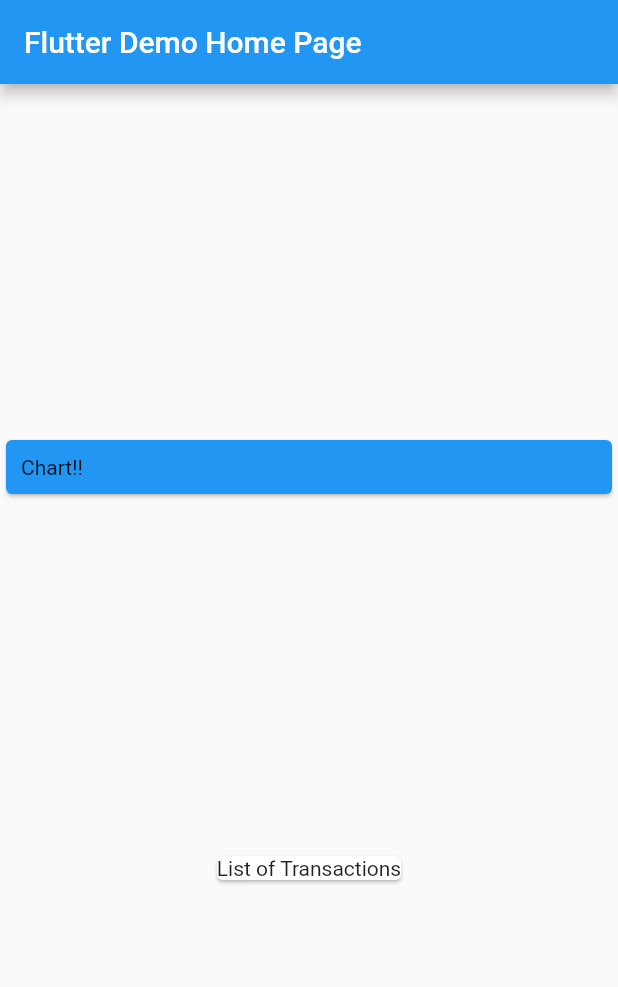
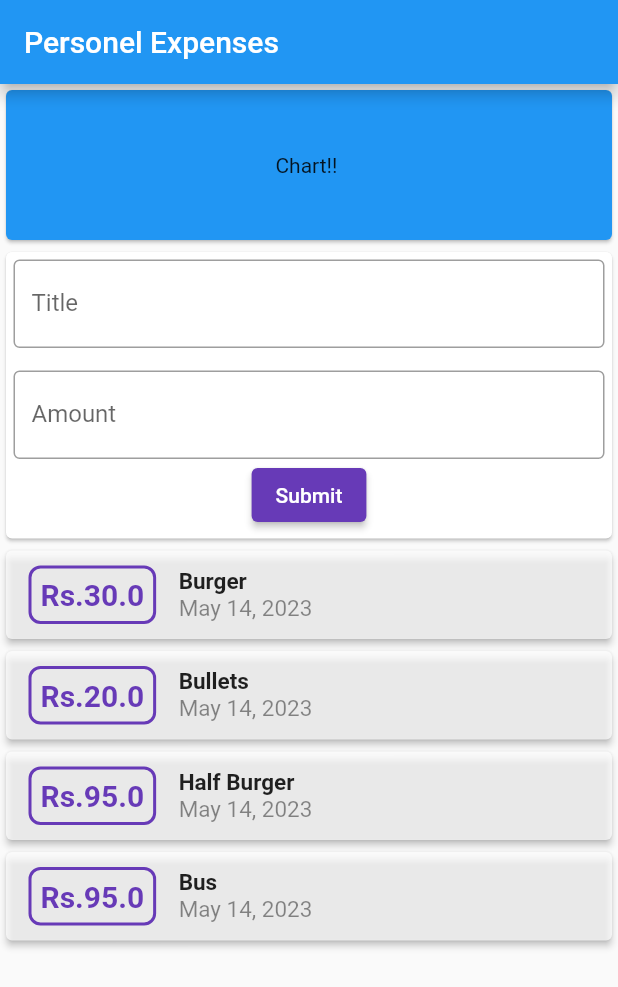
Before and after one commit to Aman0106/Personal_Expensse, a Flutter app: the screen it shows after launch, on a phone screen of 412 x 824 dp. Shown: the top 987 px of the screen. Run offline on Flutter 3.47's test engine with Material 2 defaults, Android fonts, the phone set to English and light mode, and no system bars.

Commit message:
added base modules

```diff
--- a/lib/main.dart
+++ b/lib/main.dart
@@ -1,4 +1,6 @@
 import 'package:flutter/material.dart';
+
+import './widgets/user_transaction.dart';
 
 void main() {
   runApp(const MyApp());
@@ -15,43 +17,43 @@ class MyApp extends StatelessWidget {
       theme: ThemeData(
         primarySwatch: Colors.blue,
       ),
-      home: const MyHomePage(title: 'Flutter Demo Home Page'),
+      home: MyHomePage(),
     );
   }
 }
 
-class MyHomePage extends StatefulWidget {
-  const MyHomePage({super.key, required this.title});
+class MyHomePage extends StatelessWidget {
+  MyHomePage({super.key});
 
-  final String title;
+  // final String title;
 
-  @override
-  State<MyHomePage> createState() => _MyHomePageState();
-}
+  final titleController = TextEditingController();
+  final amountController = TextEditingController();
 
-class _MyHomePageState extends State<MyHomePage> {
   @override
   Widget build(BuildContext context) {
     return Scaffold(
       appBar: AppBar(
-        title: Text(widget.title),
+        title: const Text("Personel Expenses"),
       ),
-      body: Column(
-        mainAxisAlignment: MainAxisAlignment.spaceEvenly,
+      body: SingleChildScrollView(
+        child: Column(
+          mainAxisAlignment: MainAxisAlignment.start,
           crossAxisAlignment: CrossAxisAlignment.center,
           children: [
             Card(
               color: Colors.blue,
               child: Container(
-              padding: EdgeInsets.all(10),
+                padding: const EdgeInsets.all(10),
                 width: double.infinity,
-              child: Text("Chart!! "),
+                height: 100,
+                alignment: Alignment.center,
+                child: const Text("Chart!! "),
               ),
             ),
-          Card(
-            child: Text("List of Transactions"),
+            UserTransactions(),
+          ],
         ),
-        ],
       ),
     );
   }
--- /dev/null
+++ b/lib/models/transaction.dart
@@ -0,0 +1,13 @@
+class Transaction {
+  String id;
+  String title;
+  double amount;
+  DateTime date;
+
+  Transaction({
+    required this.id,
+    required this.title,
+    required this.amount,
+    required this.date,
+  });
+}
--- /dev/null
+++ b/lib/widgets/new_transaction.dart
@@ -0,0 +1,54 @@
+import 'package:flutter/material.dart';
+
+class NewTransaction extends StatelessWidget {
+  final titleController = TextEditingController();
+  final amountController = TextEditingController();
+
+  final Function _addTransaction;
+
+  NewTransaction(this._addTransaction, {super.key});
+
+  @override
+  Widget build(BuildContext context) {
+    return Card(
+      child: Container(
+        margin: const EdgeInsets.all(5),
+        child: Column(
+          children: [
+            TextField(
+              decoration: const InputDecoration(
+                border: OutlineInputBorder(
+                  borderSide: BorderSide(width: 2),
+                ),
+                labelText: "Title",
+              ),
+              controller: titleController,
+            ),
+            SizedBox(height: 15,),
+            TextField(
+              controller: amountController,
+              decoration: const InputDecoration(
+                border: OutlineInputBorder(
+                  borderSide: BorderSide(width: 2),
+                ),
+                labelText: "Amount",
+              ),
+            ),
+            ElevatedButton(
+              onPressed: () {
+                _addTransaction(
+                  titleController.text,
+                  double.parse(amountController.text),
+                );
+              },
+              style: ElevatedButton.styleFrom(
+                backgroundColor: Colors.deepPurple,
+              ),
+              child: const Text("Submit"),
+            )
+          ],
+        ),
+      ),
+    );
+  }
+}
--- /dev/null
+++ b/lib/widgets/transaction_list.dart
@@ -0,0 +1,68 @@
+import 'package:flutter/material.dart';
+import 'package:intl/intl.dart';
+
+import '../models/transaction.dart';
+
+class TransactionsList extends StatelessWidget {
+  final List<Transaction> _userTransactions;
+  const TransactionsList(this._userTransactions, {super.key});
+
+  @override
+  Widget build(BuildContext context) {
+    return Container(
+      height: 400,
+      child: ListView(
+        children: _userTransactions.map((txn) {
+          return Card(
+            color: Colors.white70,
+            elevation: 2,
+            child: Row(
+              children: [
+                Container(
+                  margin: const EdgeInsets.symmetric(
+                    horizontal: 15,
+                    vertical: 10,
+                  ),
+                  padding: const EdgeInsets.all(6),
+                  decoration: BoxDecoration(
+                    border: Border.all(
+                      color: Colors.deepPurple,
+                      width: 2,
+                    ),
+                    borderRadius: BorderRadius.circular(8),
+                  ),
+                  child: Text(
+                    "Rs.${txn.amount}",
+                    style: const TextStyle(
+                        fontWeight: FontWeight.bold,
+                        fontSize: 20,
+                        color: Colors.deepPurple),
+                  ),
+                ),
+                Column(
+                  crossAxisAlignment: CrossAxisAlignment.start,
+                  children: [
+                    Text(
+                      txn.title,
+                      style: const TextStyle(
+                        fontSize: 15,
+                        fontWeight: FontWeight.bold,
+                      ),
+                    ),
+                    Text(
+                      DateFormat.yMMMMd().format(txn.date),
+                      style: const TextStyle(
+                        fontSize: 15,
+                        color: Colors.black45,
+                      ),
+                    ),
+                  ],
+                )
+              ],
+            ),
+          );
+        }).toList(),
+      ),
+    );
+  }
+}
--- /dev/null
+++ b/lib/widgets/user_transaction.dart
@@ -0,0 +1,64 @@
+import 'package:flutter/material.dart';
+
+import './transaction_list.dart';
+import './new_transaction.dart';
+import '../models/transaction.dart';
+
+class UserTransactions extends StatefulWidget {
+  const UserTransactions({super.key});
+
+  @override
+  State<UserTransactions> createState() => _UserTransactionsState();
+}
+
+class _UserTransactionsState extends State<UserTransactions> {
+  final List<Transaction> _transactions = [
+    Transaction(
+      id: "t1",
+      title: "Burger",
+      amount: 30,
+      date: DateTime.now(),
+    ),
+    Transaction(
+      id: "t2",
+      title: "Bullets",
+      amount: 20,
+      date: DateTime.now(),
+    ),
+    Transaction(
+      id: "t1",
+      title: "Half Burger",
+      amount: 95,
+      date: DateTime.now(),
+    ),
+    Transaction(
+      id: "t1",
+      title: "Bus",
+      amount: 95,
+      date: DateTime.now(),
+    ),
+  ];
+
+  void _addNewTransaction(String txTitle, double txAmount) {
+    final txn = Transaction(
+      id: DateTime.now().toString(),
+      title: txTitle,
+      amount: txAmount,
+      date: DateTime.now(),
+    );
+    print("added");
+    setState(() {
+      _transactions.add(txn);
+    });
+  }
+
+  @override
+  Widget build(BuildContext context) {
+    return Column(
+      children: [
+        NewTransaction(_addNewTransaction),
+        TransactionsList(_transactions),
+      ],
+    );
+  }
+}
--- a/pubspec.yaml
+++ b/pubspec.yaml
@@ -30,6 +30,7 @@ environment:
 dependencies:
   flutter:
     sdk: flutter
+  intl: ^0.18.0
 
 
   # The following adds the Cupertino Icons font to your application.
```
Also changed, not shown: pubspec.lock. Lines whose indentation alone changed are shown as unchanged.
